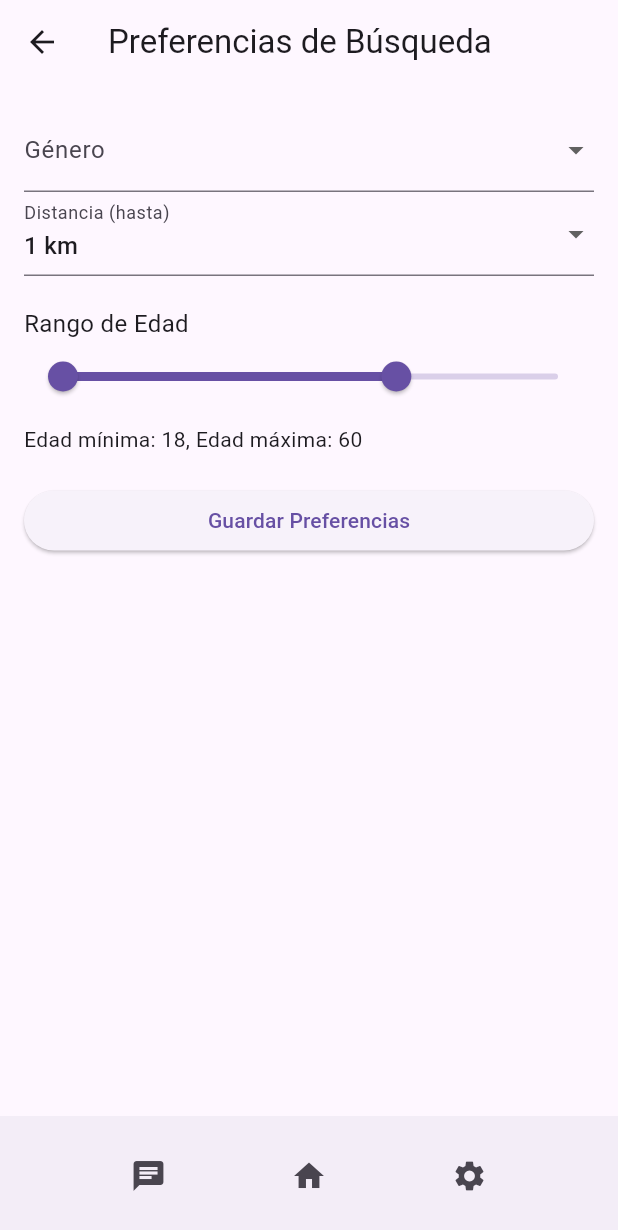
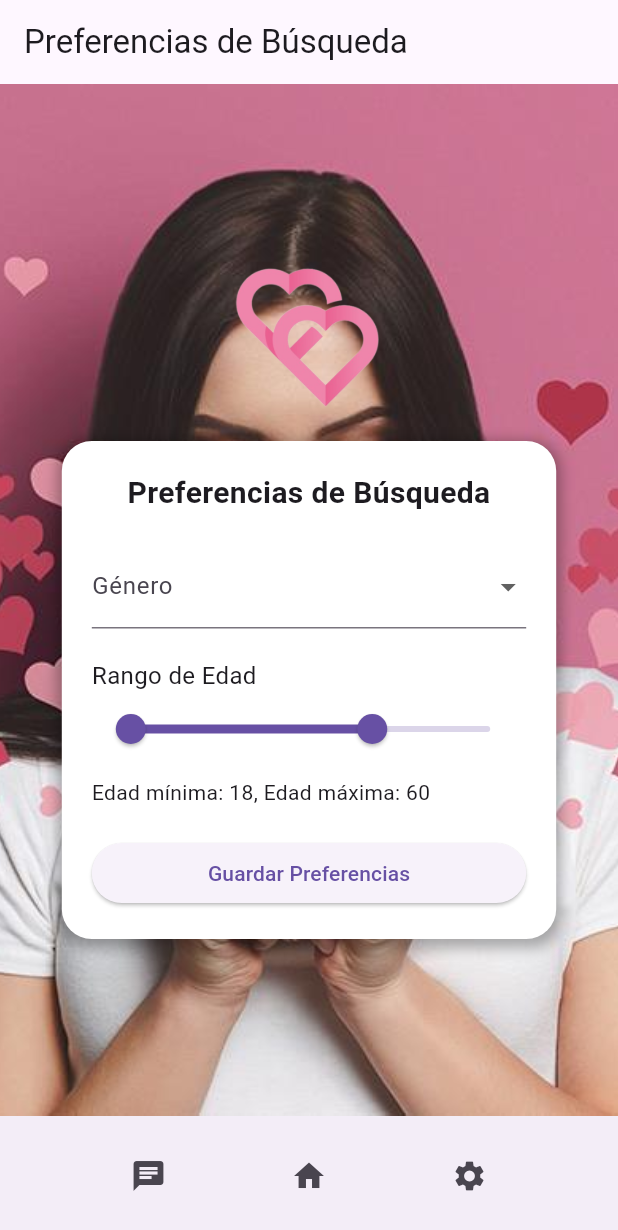
Before and after one commit to OscarDeDiegoSerrano/OhDateApp, a Flutter app: the PaginaInicio screen opened directly, after a tap on the "settings" icon, on a phone screen of 412 x 824 dp. Shown: the top 1230 px of the screen. Run offline on Flutter 3.47's test engine with Material 3 defaults, Android fonts, the phone set to English and light mode, and no system bars; our stand-ins replace cloud_firestore, firebase_auth, firebase_core, firebase_storage, image_picker; accounts and stored records are empty.

Commit message:
Tot funciona, falta funcionalitat Preferències de cerca

```diff
--- a/lib/paginas/conversaciones.dart
+++ b/lib/paginas/conversaciones.dart
@@ -36,6 +36,7 @@ class Conversaciones extends StatelessWidget {
       });
     }
   }
+
 
   Future<void> crearSalaDeChat(BuildContext context, String nombreUsuario) async {
     QuerySnapshot querySnapshot = await FirebaseFirestore.instance
--- a/lib/paginas/pantalla_chat.dart
+++ b/lib/paginas/pantalla_chat.dart
@@ -36,6 +36,7 @@ class _PaginaChatState extends State<PaginaChat> {
   void dispose() {
     focusNode.dispose();
     controllerMissatge.dispose();
+    controllerScroll.dispose();  // Dispose the scroll controller
     super.dispose();
   }
 
@@ -51,18 +52,22 @@ class _PaginaChatState extends State<PaginaChat> {
     });
 
     // Ens esperem un moment, i llavors movem cap a baix.
+    WidgetsBinding.instance.addPostFrameCallback((_) {
       Future.delayed(
         const Duration(milliseconds: 500),
         () => ferScrollCapAvall(),
       );
+    });
   }
 
   void ferScrollCapAvall() {
+    if (controllerScroll.hasClients) {
       controllerScroll.animateTo(
         controllerScroll.position.maxScrollExtent,
         duration: const Duration(seconds: 1),
         curve: Curves.fastOutSlowIn,
       );
+    }
   }
 
   void enviarMissatge() async {
@@ -147,18 +152,18 @@ class _PaginaChatState extends State<PaginaChat> {
           ),
         ),
         Padding(
-          padding: const EdgeInsets.symmetric(vertical: 1.0, horizontal: 14.0), // Añadir padding horizontal
+          padding: const EdgeInsets.symmetric(vertical: 4.0, horizontal: 8.0), // Añadir padding horizontal
           child: Row(
             mainAxisAlignment: isCurrentUser ? MainAxisAlignment.end : MainAxisAlignment.start,
             children: [
               Text(
                 formattedTime,
-                style: const TextStyle(color: Color.fromARGB(255, 8, 8, 8), fontSize: 12.0),
+                style: TextStyle(color: const Color.fromARGB(255, 0, 0, 0), fontSize: 12.0),
               ),
               const SizedBox(width: 4.0),
               Text(
                 formattedDate,
-                style: const TextStyle(color: Color.fromARGB(255, 2, 2, 2), fontSize: 12.0),
+                style: TextStyle(color: const Color.fromARGB(255, 2, 2, 2), fontSize: 12.0),
               ),
             ],
           ),
--- a/lib/paginas/preferenciaBusqueda.dart
+++ b/lib/paginas/preferenciaBusqueda.dart
@@ -1,7 +1,6 @@
 import 'package:flutter/material.dart';
 import 'package:ohdate_app/paginas/conversaciones.dart';
 import 'package:ohdate_app/paginas/inicio.dart';
-import 'package:ohdate_app/paginas/pantalla_ChatsMatch.dart';
 
 class PreferenciaBusqueda extends StatefulWidget {
   @override
@@ -12,22 +11,74 @@ class _PreferenciaBusquedaState extends State<PreferenciaBusqueda> {
   final _formKey = GlobalKey<FormState>();
 
   String? generoSeleccionado;
-  String distanciaSeleccionada = '1 km';
   RangeValues rangoEdadSeleccionado = const RangeValues(18, 60);
 
   @override
   Widget build(BuildContext context) {
-    return Scaffold(
+    return MaterialApp(
+      theme: ThemeData(
+        primaryColor: Colors.pink[100],
+        scaffoldBackgroundColor: Colors.pink[100],
+      ),
+      home: Scaffold(
         appBar: AppBar(
           title: const Text('Preferencias de Búsqueda'),
         ),
-      body: Padding(
-        padding: const EdgeInsets.all(16.0),
+        body: Stack(
+          children: [
+            // Fondo
+            Positioned.fill(
+              child: Container(
+                decoration: BoxDecoration(
+                  image: DecorationImage(
+                    image: AssetImage("lib/imatges/fondo.jpg"),
+                    fit: BoxFit.cover,
+                  ),
+                ),
+              ),
+            ),
+            Center(
+              child: SingleChildScrollView(
+                child: Column(
+                  mainAxisAlignment: MainAxisAlignment.center,
+                  children: [
+                    SizedBox(
+                      height: 100,
+                      child: Image.asset(
+                        'lib/imatges/LogoOhDate.png',
+                        fit: BoxFit.contain,
+                      ),
+                    ),
+                    SizedBox(height: 20),
+                    Container(
+                      width: MediaQuery.of(context).size.width * 0.8,
+                      padding: EdgeInsets.all(20.0),
+                      decoration: BoxDecoration(
+                        color: Colors.white,
+                        borderRadius: BorderRadius.circular(20.0),
+                        boxShadow: [
+                          BoxShadow(
+                            color: Colors.black.withOpacity(0.3),
+                            spreadRadius: 3,
+                            blurRadius: 7,
+                            offset: Offset(0, 3),
+                          ),
+                        ],
+                      ),
                       child: Form(
                         key: _formKey,
                         child: Column(
                           crossAxisAlignment: CrossAxisAlignment.stretch,
                           children: [
+                            Text(
+                              'Preferencias de Búsqueda',
+                              style: TextStyle(
+                                fontWeight: FontWeight.bold,
+                                fontSize: 20,
+                              ),
+                              textAlign: TextAlign.center,
+                            ),
+                            SizedBox(height: 20),
                             DropdownButtonFormField<String>(
                               value: generoSeleccionado,
                               onChanged: (newValue) {
@@ -44,24 +95,6 @@ class _PreferenciaBusquedaState extends State<PreferenciaBusqueda> {
                               }).toList(),
                               decoration: const InputDecoration(
                                 labelText: 'Género',
-                ),
-              ),
-              DropdownButtonFormField<String>(
-                value: distanciaSeleccionada,
-                onChanged: (newValue) {
-                  setState(() {
-                    distanciaSeleccionada = newValue!;
-                  });
-                },
-                items: <String>['1 km', '5 km', '10 km', '20 km']
-                    .map<DropdownMenuItem<String>>((String value) {
-                  return DropdownMenuItem<String>(
-                    value: value,
-                    child: Text(value),
-                  );
-                }).toList(),
-                decoration: const InputDecoration(
-                  labelText: 'Distancia (hasta)',
                               ),
                             ),
                             const SizedBox(height: 20),
@@ -114,11 +147,13 @@ class _PreferenciaBusquedaState extends State<PreferenciaBusqueda> {
                         ),
                       ),
                     ),
-      bottomNavigationBar: Positioned(
-        left: 0,
-        right: 0,
-        bottom: 0,
-        child: BottomAppBar(
+                  ],
+                ),
+              ),
+            ),
+          ],
+        ),
+        bottomNavigationBar: BottomAppBar(
           child: Row(
             mainAxisAlignment: MainAxisAlignment.spaceEvenly,
             children: [
--- a/lib/servicios/servicio_autentificacion.dart
+++ b/lib/servicios/servicio_autentificacion.dart
@@ -1,6 +1,5 @@
 import 'package:firebase_auth/firebase_auth.dart';
 import 'package:cloud_firestore/cloud_firestore.dart';
-
 
 class ServicioAutenticacion {
   final FirebaseAuth _auth = FirebaseAuth.instance;
@@ -14,22 +13,22 @@ class ServicioAutenticacion {
         password: password,
       );
 
+      // Creación de documento de usuario en Firestore
       await _firestore.collection('usuarios').doc(userCredential.user!.uid).set({
         'email': email,
-        'password': password,
+        'password': password, // Este dato no debería guardarse, ya que Firebase Auth lo maneja internamente
         'nombre': nombre,
         'apellido': apellido,
         'telefono': telefono,
         'sexo': sexo, // Nuevo campo para guardar el sexo
+        'listaConversaciones': [],
       });
-    //}
 
       return null; // Registro exitoso
     } catch (e) {
-    return e.toString(); // Error durante el registro
+      return e.toString(); // Devuelve el mensaje de error
     }
   }
-
 
   Future<String?> signIn(String email, String password) async {
     try {
@@ -41,7 +40,7 @@ class ServicioAutenticacion {
 
       return null; // Inicio de sesión exitoso
     } catch (e) {
-      return e.toString(); // Error durante el inicio de sesión
+      return e.toString(); // Devuelve el mensaje de error
     }
   }
 
```
Also changed, not shown: lib/paginas/inicio.dart (line endings or trailing spaces), lib/servicios/servei_chat.dart (line endings or trailing spaces). Lines whose indentation alone changed are shown as unchanged.
